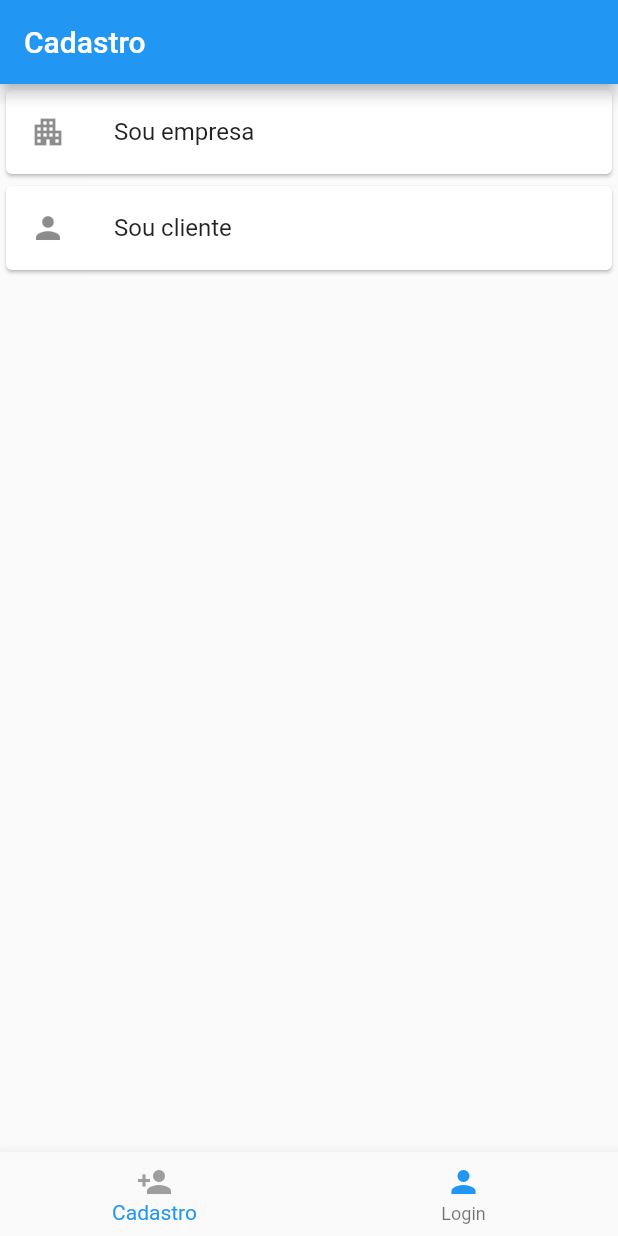
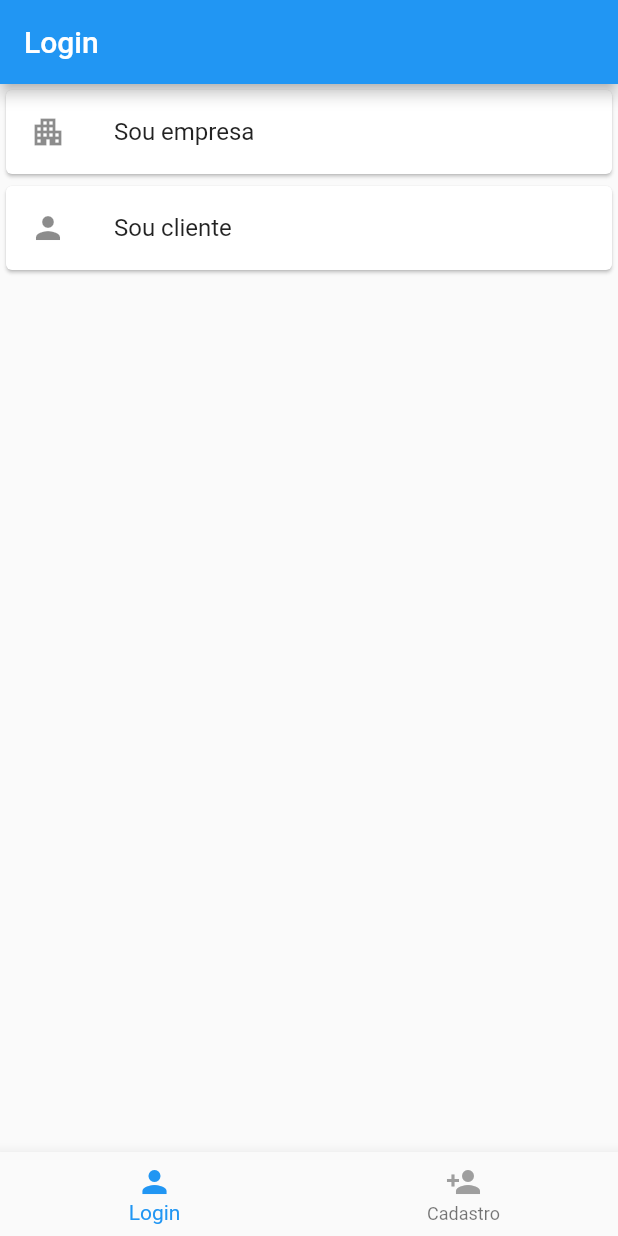
Before and after one commit to lucastsc/marcahorario, a Flutter app: the screen it shows after launch, on a phone screen of 412 x 824 dp. Run offline on Flutter 3.47's test engine with Material 2 defaults, Android fonts, the phone set to English and light mode, and no system bars; our stand-ins replace flutter_datetime_picker, mask_text_input_formatter, parse_server_sdk, parse_server_sdk_flutter.

Commit message:
corrected bottom navbar selection color and screen

```diff
--- a/lib/screens/home_page.dart
+++ b/lib/screens/home_page.dart
@@ -10,9 +10,9 @@ class HomePage extends StatefulWidget {
 class _HomePageState extends State<HomePage> {
 
   PageController _pageController = PageController();
-  List<Widget> _screen = [SignupScreen(),LoginScreen(),];
+  List<Widget> _screen = [LoginScreen(),SignupScreen(),];
 
-  int _selectedIndex = 1;
+  int _selectedIndex = 0;
   void _onPageChanged(int index){
     setState(() {
       _selectedIndex = index;
@@ -44,12 +44,12 @@ class _HomePageState extends State<HomePage> {
       onTap: _onItemTapped,
       items: [
         BottomNavigationBarItem(
-            icon: Icon(Icons.person_add, color: _selectedIndex == 0 ? Colors.blue : Colors.grey,),
-            label: "Cadastro"
+            icon: Icon(Icons.person, color: _selectedIndex == 0 ? Colors.blue : Colors.grey,),
+            label: "Login"
         ),
         BottomNavigationBarItem(
-            icon: Icon(Icons.person, color: _selectedIndex == 1 ? Colors.blue : Colors.grey,),
-            label: "Login"
+            icon: Icon(Icons.person_add, color: _selectedIndex == 1 ? Colors.blue : Colors.grey,),
+            label: "Cadastro"
         ),
       ],
     );
```
